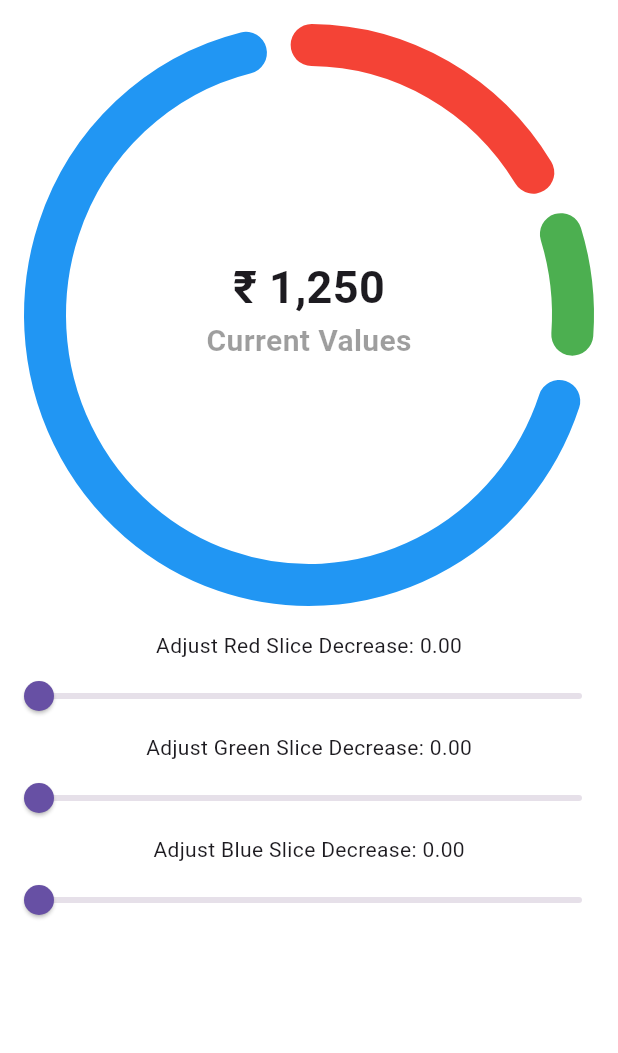
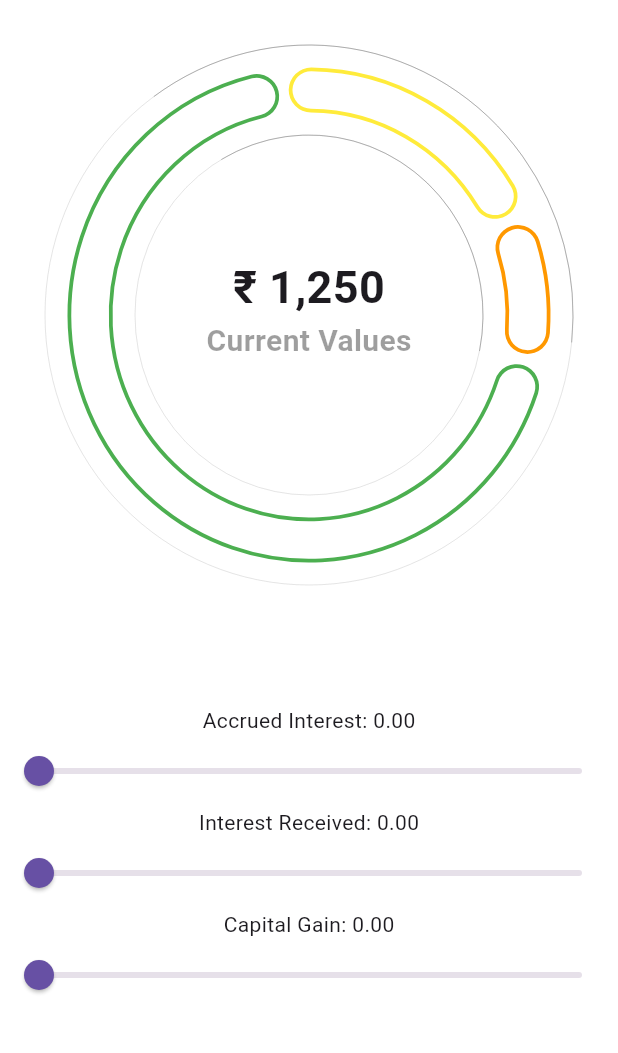
Before and after one commit to VishnukantMULE/circularchart, a Flutter app: the screen it shows after launch, on a phone screen of 412 x 824 dp, the part 84-1137 px from its top. Run offline on Flutter 3.47's test engine with Material 3 defaults, Android fonts, the phone set to English and light mode, and no system bars; our stand-ins replace get.

```diff
--- a/lib/screens/chart/chart_controller.dart
+++ b/lib/screens/chart/chart_controller.dart
@@ -8,28 +8,18 @@ class ChartController extends GetxController {
   // Observable value for the overall chart
   RxDouble val = 0.0.obs;
 
-  // Observable list of PieChartData
   var data = <PieChartData>[
-    PieChartData(Colors.red, 20.0, 0.0),  // Initial decrease values
-    PieChartData(Colors.green, 10.0, 0.0),
-    PieChartData(Colors.blue, 70.0, 0.0),
+    PieChartData(Colors.yellow, 20.0, 0.0),
+    PieChartData(Colors.orange, 10.0, 0.0),
+    PieChartData(Colors.green, 70.0, 0.0),
   ].obs;
 
-  // Update decrease value for a specific item
-  void updateDecrease(int index, double value) {
+
+  void updateFill(int index, double value) {
     if (index >= 0 && index < data.length) {
-      data[index].decrease.value = value;
+      data[index].fillValue.value = value;
     }
   }
 
-  // Increase or decrease the global value
-  void increase() {
-    val.value += 0.1;
-    print("value : ${val.value}");
-  }
 
-  void decrease() {
-    val.value -= 0.1;
-    print("value : ${val.value}");
-  }
 }
--- a/lib/screens/chart/chart_view.dart
+++ b/lib/screens/chart/chart_view.dart
@@ -3,10 +3,8 @@ import 'package:flutter/material.dart';
 import 'package:circularchart/screens/chart/widgets/chart_painter.dart';
 import 'package:get/get.dart';
 
-import 'model/pie_chart_data.dart';
-
 class ChartView extends StatelessWidget {
-  ChartView({super.key});
+  const ChartView({super.key});
 
   @override
   Widget build(BuildContext context) {
@@ -24,15 +22,15 @@ class ChartView extends StatelessWidget {
       body: ListView(
         children: [
           Padding(
-            padding: const EdgeInsets.all(30),
+            padding: const EdgeInsets.all(60),
             child: Obx(() {
               return CustomPaint(
-                painter: ChartPainter(28, controller.data, controller.val.value),
-                size: const Size(300, 300),
-                child: SizedBox.square(
-                  dimension: 360,
+                painter: ChartPainter(30, controller.data, controller.val.value),
+                size: const Size(250, 250),
+                child: const SizedBox.square(
+                  dimension: 300,
                   child: Center(
-                      child: Container(
+                      child: SizedBox(
                         width: 200,
                         height: 80,
                         child: Column(
@@ -56,38 +54,41 @@ class ChartView extends StatelessWidget {
               );
             }),
           ),
-          // Sliders for adjusting decrease values of pie chart items
+
+
+          const SizedBox(height: 50,),
+
           Obx(() {
             return Column(
               children: [
-                Text("Adjust Red Slice Decrease: ${controller.data[0].decrease.value.toStringAsFixed(2)}"),
+                Text("Accrued Interest: ${controller.data[0].fillValue.value.toStringAsFixed(2)}"),
                 Slider(
-                  value: controller.data[0].decrease.value,
+                  value: controller.data[0].fillValue.value,
                   min: 0,
                   max: 100,
                   divisions: 100,
                   onChanged: (double value) {
-                    controller.updateDecrease(0, value);
+                    controller.updateFill(0, value);
                   },
                 ),
-                Text("Adjust Green Slice Decrease: ${controller.data[1].decrease.value.toStringAsFixed(2)}"),
+                Text("Interest Received: ${controller.data[1].fillValue.value.toStringAsFixed(2)}"),
                 Slider(
-                  value: controller.data[1].decrease.value,
+                  value: controller.data[1].fillValue.value,
                   min: 0,
                   max: 100,
                   divisions: 100,
                   onChanged: (double value) {
-                    controller.updateDecrease(1, value);
+                    controller.updateFill(1, value);
                   },
                 ),
-                Text("Adjust Blue Slice Decrease: ${controller.data[2].decrease.value.toStringAsFixed(2)}"),
+                Text("Capital Gain: ${controller.data[2].fillValue.value.toStringAsFixed(2)}"),
                 Slider(
-                  value: controller.data[2].decrease.value,
+                  value: controller.data[2].fillValue.value,
                   min: 0,
                   max: 100,
                   divisions: 100,
                   onChanged: (double value) {
-                    controller.updateDecrease(2, value);
+                    controller.updateFill(2, value);
                   },
                 ),
               ],
--- a/lib/screens/chart/model/pie_chart_data.dart
+++ b/lib/screens/chart/model/pie_chart_data.dart
@@ -2,12 +2,11 @@ import 'package:get/get.dart';
 import 'package:flutter/material.dart';
 
 class PieChartData {
-  PieChartData(Color color, double percent, double decrease)
-      : color = color,
-        percent = percent.obs,
-        decrease = decrease.obs;
+  PieChartData(this.color, double percent, double fillValue)
+      : percent = percent.obs,
+        fillValue = fillValue.obs;
 
   final Color color;
   final RxDouble percent;
-  final RxDouble decrease;
+  final RxDouble fillValue;
 }
--- a/lib/screens/chart/widgets/chart_painter.dart
+++ b/lib/screens/chart/widgets/chart_painter.dart
@@ -1,45 +1,47 @@
-import 'dart:math';
-
-import 'package:circularchart/screens/chart/chart_controller.dart';
-import 'package:flutter/cupertino.dart';
 import 'package:flutter/material.dart';
-import 'package:get/get.dart';
-
 import '../model/pie_chart_data.dart';
 
-class _PainterData {
-  const _PainterData(this.paint, this.radians, this.decreaseInPercent);
+///  ib = inner border
+///  ob = outer border
+///  ibComplete = inner border complete 100%
+///  obComplete = outer border complete 100%
+
+class PainterData {
+  const PainterData(this.paint, this.radians, this.fillPercentages);
 
   final Paint paint;
   final double radians;
-  final double decreaseInPercent;
+  final double fillPercentages;
 }
 
+
+
 class ChartPainter extends CustomPainter {
+
   ChartPainter(double strokeWidth, List<PieChartData> data, double val) {
     dataList = data.map((e) {
-      final double totalRadians = (e.percent.value-_padding) * _percentInRadians;
-      final double decreaseInRadians = (e.decrease.value / 100) * totalRadians;
+      final double totalRadians =
+          (e.percent.value - _padding) * _percentInRadians;
+      final double fillInRadians = (e.fillValue.value / 100) * totalRadians;
 
-      return _PainterData(
+      return PainterData(
         Paint()
           ..color = e.color
           ..style = PaintingStyle.stroke
           ..strokeWidth = strokeWidth
           ..strokeCap = StrokeCap.round,
         totalRadians,
-        decreaseInRadians,
+        fillInRadians,
       );
     }).toList();
   }
 
   static const _percentInRadians = 0.062831853071796; // (2 * pi) / 360
   static const _padding = 4;
+  static const _paddingInRadians = _percentInRadians * _padding;
+  static const _startAngle = -1.570796 + _paddingInRadians / 25; // -pi/2
 
-  static const _paddingInRadians = _percentInRadians * _padding; // Padding between slices
-  static const _startAngle = -1.570796 + _paddingInRadians / 25;
-
-  late final List<_PainterData> dataList;
+  late final List<PainterData> dataList;
 
   @override
   void paint(Canvas canvas, Size size) {
@@ -47,21 +49,90 @@ class ChartPainter extends CustomPainter {
     double startAngle = _startAngle;
 
     for (final data in dataList) {
-      final path = Path()..addArc(rect, startAngle, data.radians - data.decreaseInPercent);
-      final endAngle = startAngle + (data.radians - data.decreaseInPercent);
 
-      canvas.drawPath(path, data.paint);
+      final outerPath = Path()
+        ..addArc(rect, startAngle, data.radians - data.fillPercentages);
+      final endAngle = startAngle + (data.radians - data.fillPercentages);
+      canvas.drawPath(outerPath, data.paint);
 
-      final Paint decreasePaint = Paint()
-        ..color = Colors.yellow
-        ..strokeWidth = data.paint.strokeWidth - 5
+
+
+
+      /// white Arc for Add Border Effect
+      /// arcBorder -
+      const double arcBorder=5.0;
+      final whitePaint = Paint()
+        ..color = Colors.white
+        ..style = PaintingStyle.stroke
+        ..strokeCap = StrokeCap.round
+        ..strokeWidth = data.paint.strokeWidth - arcBorder;
+      final whitePath = Path()..addArc(rect, startAngle, data.radians);
+      canvas.drawPath(whitePath, whitePaint);
+      startAngle = startAngle + data.radians + _paddingInRadians;
+
+
+
+
+      /// Fill by Color ex- fill 10% ,20% that Stroke by that Stroke color
+
+      final fillPaint = Paint()
+        ..color = data.paint.color
+        ..strokeWidth = data.paint.strokeWidth
         ..strokeCap = StrokeCap.round
         ..style = PaintingStyle.stroke;
 
-      final Path decreasePath = Path()..addArc(rect, endAngle, data.decreaseInPercent);
-      canvas.drawPath(decreasePath, decreasePaint);
+      final fillPath = Path()
+        ..addArc(rect, endAngle, data.fillPercentages);
+      canvas.drawPath(fillPath, fillPaint);
 
-      startAngle += data.radians + _paddingInRadians;
+
+
+
+
+      /// Outer Border ///
+
+      final obPaint = Paint()
+        ..color = Colors.black12
+        ..style = PaintingStyle.stroke
+        ..strokeWidth = data.paint.strokeWidth - 29.5;
+
+      final obCompletePaint = Paint()
+        ..color = Colors.black12
+        ..style = PaintingStyle.stroke
+        ..strokeWidth = data.paint.strokeWidth - 29.8;
+
+      final obRect = rect.inflate(data.paint.strokeWidth);
+      final obCompleteRect = rect.inflate(data.paint.strokeWidth);
+
+      final obPath = Path()..addArc(obRect, 35.5, 40);
+      final obCompletePath = Path()..addArc(obCompleteRect, 0, 100);
+
+      canvas.drawPath(obCompletePath, obCompletePaint);
+      canvas.drawPath(obPath, obPaint);
+
+
+
+      /// Inner Border ///
+
+      final ibPaint = Paint()
+        ..color = Colors.black12
+        ..style = PaintingStyle.stroke
+        ..strokeWidth = data.paint.strokeWidth - 29.5;
+
+      final ibCompletePaint = Paint()
+        ..color = Colors.black12
+        ..style = PaintingStyle.stroke
+        ..strokeWidth = data.paint.strokeWidth - 29.8;
+
+      final ibRect = rect.deflate(data.paint.strokeWidth);
+      final ibCompleteRect = rect.deflate(data.paint.strokeWidth);
+
+      final ibPath = Path()..addArc(ibRect, 35.6, 40);
+      final ibCompletePath = Path()..addArc(ibCompleteRect, 0, 100);
+
+      canvas.drawPath(ibCompletePath, ibCompletePaint);
+      canvas.drawPath(ibPath, ibPaint);
+
     }
   }
 
```
Also changed, not shown: lib/screens/chart/chart_model.dart (deleted).
